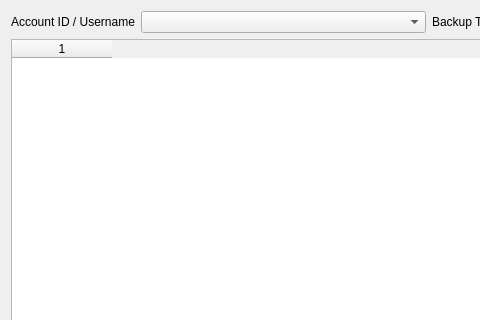
Before: the Qt Designer form backupmanagerform.ui in codestation/qcma, drawn with Qt 5; both pictures show x 0 to 480 and y 0 to 320 of the 857 by 478 pixel window.
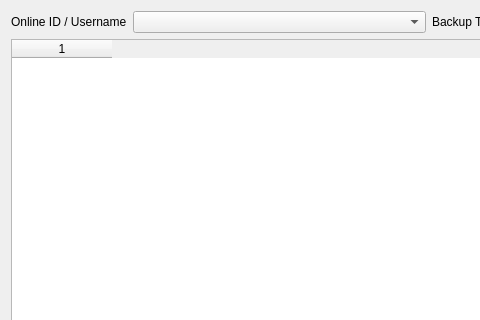
After: the same form once the commit is applied.

Commit message: Save the online id to show it in the backup manager.

The edit to the form file:
```diff
--- a/backupmanagerform.ui
+++ b/backupmanagerform.ui
@@ -21,7 +21,7 @@
        <item row="0" column="0">
         <widget class="QLabel" name="label">
          <property name="text">
-          <string>Account ID / Username</string>
+          <string>Online ID / Username</string>
          </property>
         </widget>
        </item>
```
The commit also changes 2 other files.
